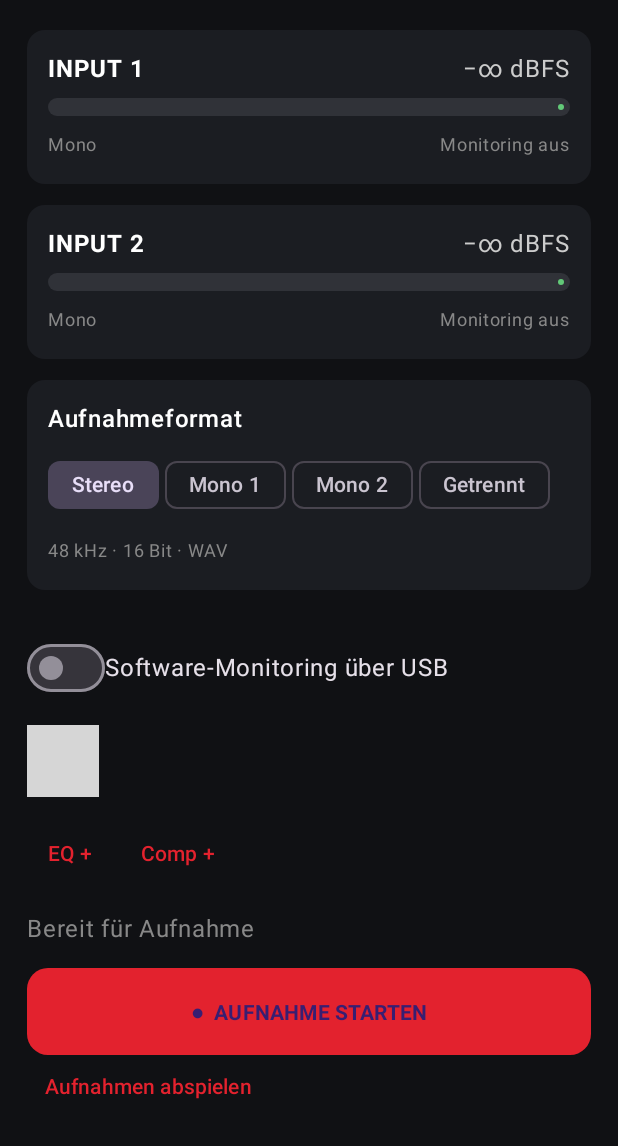
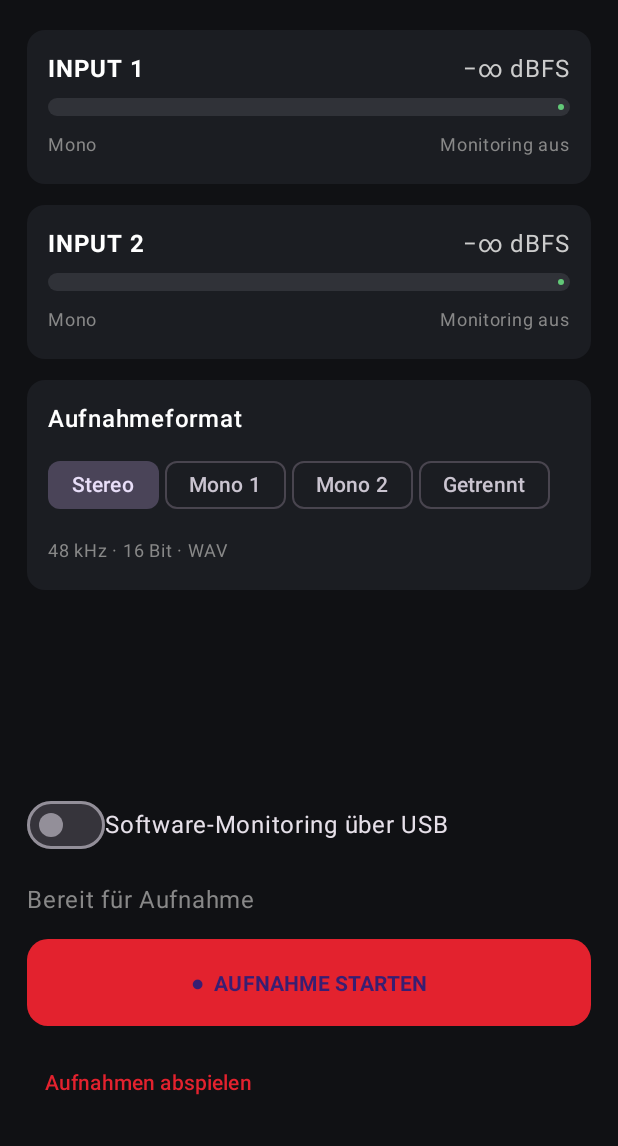
Before and after one commit to maxpanpater-lang/ScarletAPK, an Android app built with Jetpack Compose: the screen it shows after launch (MainActivity), on a phone screen of 412 x 824 dp, the part 90-1236 px from its top. Run offline under Robolectric (Android 15) with nearby library versions, the phone set to English and light mode, and no system bars; grey boxes are pictures that could not be loaded.

Commit message:
Remove monitoring effects

```diff
--- a/app/src/main/kotlin/de/maxgraue/scarlettrecorder/MainActivity.kt
+++ b/app/src/main/kotlin/de/maxgraue/scarlettrecorder/MainActivity.kt
@@ -137,11 +137,6 @@ class MainActivity : ComponentActivity() {
                     })
                     Text("Software-Monitoring über USB")
                 }
-                Text("EQ " + recorder.effects.settings.eq + " · Compressor " + recorder.effects.settings.compressor, color = Color.Gray, fontSize = 12.sp)
-                Row(horizontalArrangement = Arrangement.spacedBy(6.dp)) {
-                    TextButton(onClick = { recorder.effects.settings.eq = (recorder.effects.settings.eq + 0.1f).coerceAtMost(1f) }) { Text("EQ +") }
-                    TextButton(onClick = { recorder.effects.settings.compressor = (recorder.effects.settings.compressor + 0.1f).coerceAtMost(0.9f) }) { Text("Comp +") }
-                }
                 Text(if (audioError.isNotEmpty()) audioError else if (recording) "Aufnahme · ${seconds}s" else "Bereit für Aufnahme", color = if (recording) Scarlett else Color.Gray)
                 Button(onClick = {
                     val intent = android.content.Intent(context, RecordingService::class.java)
```
